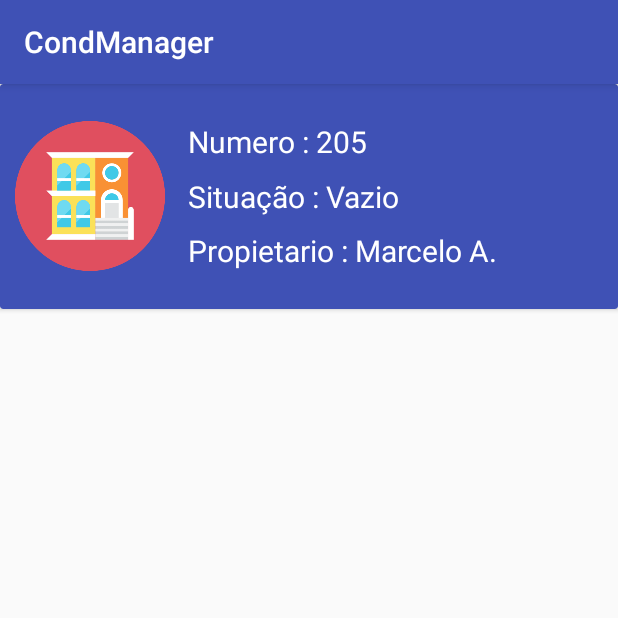
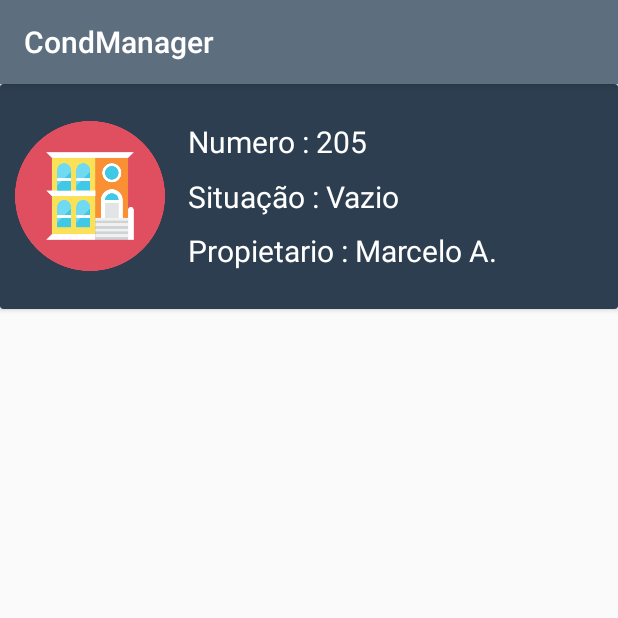
Before and after one commit to MarceloxAlves/CondManager, an Android app: the ItemApartamentoViewHolderActivity screen opened directly, with no data from a screen before it, on a phone screen of 412 x 824 dp, the top half of it. Run offline under Robolectric (Android 15) with nearby library versions, the phone set to English and light mode, and no system bars.

Commit message:
Alguma coisa

```diff
--- a/app/src/main/java/br/com/avantitecnologiati/condmanager/app/AdicionarApartamentoActivity.java
+++ b/app/src/main/java/br/com/avantitecnologiati/condmanager/app/AdicionarApartamentoActivity.java
@@ -1,5 +1,6 @@
 package br.com.avantitecnologiati.condmanager.app;
 
+import android.content.Intent;
 import android.support.v7.app.AppCompatActivity;
 import android.os.Bundle;
 import android.view.View;
@@ -40,9 +41,11 @@ public class AdicionarApartamentoActivity extends AppCompatActivity {
         Apartamento apartamento = new Apartamento();
         apartamento.setNumero(Integer.valueOf(ValidateTextView.validate(txtNumero)));
         apartamento.setQuantQuartos(Integer.valueOf(ValidateTextView.validate(txtQtQuartos)));
-        apartamento.setTipoOcupacao(Ocupacao.PROPIETARIO);
+        apartamento.setTipoOcupacao(Ocupacao.PROPIETARIO.getTipoOcupacao());
         apartamentoRecord.adicionar(apartamento);
         Toast.makeText(this, "Apartamento adicionado com Sucesso!", Toast.LENGTH_SHORT).show();
+        startActivity(new Intent(this,ListarApartamentosActivity.class));
+        finish();
 
     }
 }
--- a/app/src/main/java/br/com/avantitecnologiati/condmanager/app/ListarApartamentosActivity.java
+++ b/app/src/main/java/br/com/avantitecnologiati/condmanager/app/ListarApartamentosActivity.java
@@ -25,15 +25,16 @@ public class ListarApartamentosActivity extends AppCompatActivity {
         setContentView(R.layout.activity_listar_apartamentos);
         recyclerView = findViewById(R.id.rv_apartamentos);
         apartamentoRecord = new ApartamentoRecord(new Database(this));
+        apartamentoAdapter = new ApartamentoAdapter(this,apartamentoRecord.listar());
+
     }
 
     @Override
     protected void onResume() {
-        apartamentoAdapter = new ApartamentoAdapter(this,apartamentoRecord.listar());
+        super.onResume();
         recyclerView.setAdapter(apartamentoAdapter);
         recyclerView.setLayoutManager(new LinearLayoutManager(this));
         recyclerView.setHasFixedSize(true);
-        super.onResume();
     }
 
     public void novoApartamento(View view) {
--- a/app/src/main/java/br/com/avantitecnologiati/condmanager/dao/ApartamentoRecord.java
+++ b/app/src/main/java/br/com/avantitecnologiati/condmanager/dao/ApartamentoRecord.java
@@ -32,8 +32,8 @@ public class ApartamentoRecord extends Record {
             @Override
             public void onDataChange(DataSnapshot dataSnapshot ) {
                 for (DataSnapshot objSnapshot: dataSnapshot.getChildren()) {
-                    Apartamento Apartamento = objSnapshot.getValue(Apartamento.class);
-                    registros.add(Apartamento);
+                    Apartamento apartamento = objSnapshot.getValue(Apartamento.class);
+                    registros.add(apartamento);
                 }
             }
 
--- a/app/src/main/res/layout/activity_item_apartamento_view_holder.xml
+++ b/app/src/main/res/layout/activity_item_apartamento_view_holder.xml
@@ -5,9 +5,10 @@
     xmlns:tools="http://schemas.android.com/tools"
     android:layout_width="match_parent"
     android:layout_height="150dp"
-    android:elevation="20dp"
+    android:elevation="4dp"
+    android:layout_marginBottom="5dp"
     tools:context=".app.ItemApartamentoViewHolderActivity"
-    app:cardBackgroundColor="@color/colorPrimary"
+    app:cardBackgroundColor="@color/colorPrimaryDark"
     android:background="@drawable/button_background1">
     <RelativeLayout
         android:layout_width="match_parent"
--- a/app/src/main/res/layout/activity_listar_apartamentos.xml
+++ b/app/src/main/res/layout/activity_listar_apartamentos.xml
@@ -5,7 +5,7 @@
     android:layout_width="match_parent"
     android:layout_height="match_parent"
     xmlns:tools="http://schemas.android.com/tools"
-    android:background="@color/colorPrimary"
+    android:background="@color/colorWhite"
     tools:context=".app.ListarApartamentosActivity">
 
     <android.support.v7.widget.RecyclerView
@@ -21,5 +21,5 @@
         android:layout_gravity="bottom|end"
         android:layout_margin="16dp"
         android:onClick="novoApartamento"
-        android:src="@mipmap/icon_add" />
+        android:src="@drawable/icon_add"/>
 </FrameLayout>
--- a/app/src/main/res/values/colors.xml
+++ b/app/src/main/res/values/colors.xml
@@ -1,8 +1,8 @@
 <?xml version="1.0" encoding="utf-8"?>
 <resources>
-    <color name="colorPrimary">#3F51B5</color>
-    <color name="colorPrimaryDark">#303F9F</color>
-    <color name="colorAccent">#FF4081</color>
+    <color name="colorPrimary">#5D6E7E</color>
+    <color name="colorPrimaryDark">#2D3E50</color>
+    <color name="colorAccent">#ff0181</color>
     <color name="colorWhite">#FFFFFF</color>
     <color name="colorBlack">#000000</color>
     <color name="colorOranje">#ec8200</color>
```
Also changed, not shown: app/src/main/AndroidManifest.xml (+9 -6 lines), app/src/main/java/br/com/avantitecnologiati/condmanager/adapter/ApartamentoAdapter.java (+5 -3 lines), app/src/main/java/br/com/avantitecnologiati/condmanager/app/ApartamentoDetalheActivity.java (added, +15 -0 lines), app/src/main/java/br/com/avantitecnologiati/condmanager/model/Apartamento.java (+4 -4 lines), app/src/main/res/layout/activity_apartamento_detalhe.xml (added, +9 -0 lines), app/src/main/res/drawable-hdpi/icon_add.png (added), app/src/main/res/drawable-mdpi/icon_add.png (added), app/src/main/res/drawable-xhdpi/icon_add.png (added), app/src/main/res/drawable-xxhdpi/icon_add.png (added).
